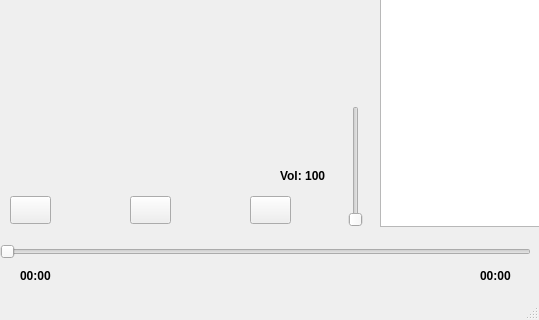
hor00s/Awesome-sound, file player/window/player.ui: the form before one commit; both pictures show x 0 to 539 and y 153 to 473 of the 539 by 473 pixel window.
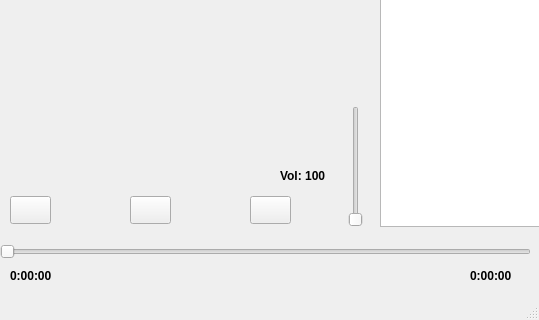
The form after the commit.

```diff
--- a/player/window/player.ui
+++ b/player/window/player.ui
@@ -170,7 +170,7 @@
    <widget class="QLabel" name="current_time_lbl">
     <property name="geometry">
      <rect>
-      <x>20</x>
+      <x>10</x>
       <y>400</y>
       <width>63</width>
       <height>20</height>
@@ -183,13 +183,13 @@
      </font>
     </property>
     <property name="text">
-     <string>00:00</string>
+     <string>0:00:00</string>
     </property>
    </widget>
    <widget class="QLabel" name="total_time_lbl">
     <property name="geometry">
      <rect>
-      <x>480</x>
+      <x>470</x>
       <y>400</y>
       <width>63</width>
       <height>20</height>
@@ -202,7 +202,7 @@
      </font>
     </property>
     <property name="text">
-     <string>00:00</string>
+     <string>0:00:00</string>
     </property>
    </widget>
    <zorder>bg_lbl</zorder>
```
